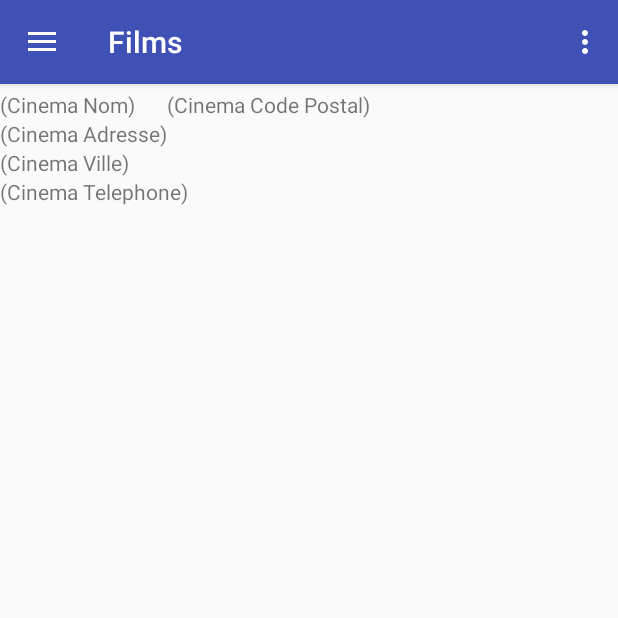
After one commit to Eond/5A6-a16_Cinema, an Android app: the fragment CinemaDetailFragment placed in its activity, on a phone screen of 412 x 824 dp, the top half of it. The commit adds this screen. Run offline under Robolectric (Android 15) with nearby library versions, the phone set to English and light mode, and no system bars; libraries missing offline, so code that uses them is left out: com.koushikdutta.async, com.koushikdutta.ion; pictures from the network do not load; 2 statements that could not run were skipped.

Commit message:
Ajout gestion erreur et Detail cinema

```diff
--- /dev/null
+++ b/app/src/main/java/ca/qc/cstj/cinecheck/cinecheck/fragments/CinemaDetailFragment.java
@@ -0,0 +1,124 @@
+package ca.qc.cstj.cinecheck.cinecheck.fragments;
+
+import android.content.Context;
+import android.net.Uri;
+import android.os.Bundle;
+import android.support.v4.app.Fragment;
+import android.view.LayoutInflater;
+import android.view.View;
+import android.view.ViewGroup;
+import android.widget.TextView;
+
+import com.google.gson.JsonObject;
+import com.koushikdutta.async.future.FutureCallback;
+import com.koushikdutta.ion.Ion;
+
+import ca.qc.cstj.cinecheck.cinecheck.R;
+import ca.qc.cstj.cinecheck.cinecheck.helpers.Services;
+
+/**
+ * A simple {@link Fragment} subclass.
+ * Activities that contain this fragment must implement the
+ * {@link CinemaDetailFragment.OnFragmentInteractionListener} interface
+ * to handle interaction events.
+ * Use the {@link CinemaDetailFragment#newInstance} factory method to
+ * create an instance of this fragment.
+ */
+public class CinemaDetailFragment extends Fragment {
+    // TODO: Rename parameter arguments, choose names that match
+    // the fragment initialization parameters, e.g. ARG_ITEM_NUMBER
+    private static final String URL = "url";
+
+    // TODO: Rename and change types of parameters
+    private String mUrl;
+
+    private OnFragmentInteractionListener mListener;
+
+    public CinemaDetailFragment() {
+        // Required empty public constructor
+    }
+
+    // TODO: Rename and change types and number of parameters
+    public static CinemaDetailFragment newInstance(String uuid) {
+        CinemaDetailFragment fragment = new CinemaDetailFragment();
+        Bundle args = new Bundle();
+        args.putString(URL, uuid);
+        fragment.setArguments(args);
+        return fragment;
+    }
+
+    @Override
+    public void onCreate(Bundle savedInstanceState) {
+        super.onCreate(savedInstanceState);
+        if (getArguments() != null) {
+            mUrl = getArguments().getString(URL);
+        }
+    }
+
+    @Override
+    public View onCreateView(LayoutInflater inflater, ViewGroup container,
+                             Bundle savedInstanceState) {
+        // Inflate the layout for this fragment
+        final View view = inflater.inflate(R.layout.fragment_cinema_detail, container, false);
+
+        Ion.with(getContext())
+                .load(mUrl)
+                .asJsonObject()
+                .setCallback(new FutureCallback<JsonObject>() {
+                    @Override
+                    public void onCompleted(Exception e, JsonObject result) {
+                        TextView textView = (TextView) view.findViewById(R.id.cindet_nom);
+                        textView.setText(result.getAsJsonPrimitive("nom").getAsString());
+                        textView = (TextView) view.findViewById(R.id.cindet_nom);
+                        textView.setText(result.getAsJsonPrimitive("adresse").getAsString());
+                        textView = (TextView) view.findViewById(R.id.cindet_nom);
+                        textView.setText(result.getAsJsonPrimitive("nom").getAsString());
+                        textView = (TextView) view.findViewById(R.id.cindet_nom);
+                        textView.setText(result.getAsJsonPrimitive("nom").getAsString());
+                        textView = (TextView) view.findViewById(R.id.cindet_nom);
+                        textView.setText(result.getAsJsonPrimitive("nom").getAsString());
+                    }
+                });
+
+        return view;
+    }
+
+    // TODO: Rename method, update argument and hook method into UI event
+    public void onButtonPressed(Uri uri) {
+        if (mListener != null) {
+            mListener.onFragmentInteraction(uri);
+        }
+    }
+/*
+    @Override
+    public void onAttach(Context context) {
+        super.onAttach(context);
+        if (context instanceof OnFragmentInteractionListener) {
+            mListener = (OnFragmentInteractionListener) context;
+        } else {
+            throw new RuntimeException(context.toString()
+                    + " must implement OnFragmentInteractionListener");
+        }
+    }
+
+    @Override
+    public void onDetach() {
+        super.onDetach();
+        mListener = null;
+    }
+*/
+    /**
+     * This interface must be implemented by activities that contain this
+     * fragment to allow an interaction in this fragment to be communicated
+     * to the activity and potentially other fragments contained in that
+     * activity.
+     * <p/>
+     * See the Android Training lesson <a href=
+     * "http://developer.android.com/training/basics/fragments/communicating.html"
+     * >Communicating with Other Fragments</a> for more information.
+     */
+    public interface OnFragmentInteractionListener {
+        // TODO: Update argument type and name
+        void onFragmentInteraction(Uri uri);
+    }
+}
--- a/app/src/main/java/ca/qc/cstj/cinecheck/cinecheck/fragments/FilmFragment.java
+++ b/app/src/main/java/ca/qc/cstj/cinecheck/cinecheck/fragments/FilmFragment.java
@@ -2,10 +2,12 @@ package ca.qc.cstj.cinecheck.cinecheck.fragments;
 
 import android.content.Context;
 import android.os.Bundle;
+import android.os.Debug;
 import android.support.v4.app.Fragment;
 import android.support.v7.widget.GridLayoutManager;
 import android.support.v7.widget.LinearLayoutManager;
 import android.support.v7.widget.RecyclerView;
+import android.util.Log;
 import android.view.LayoutInflater;
 import android.view.View;
 import android.view.ViewGroup;
@@ -19,6 +21,7 @@ import ca.qc.cstj.cinecheck.cinecheck.R;
 import ca.qc.cstj.cinecheck.cinecheck.helpers.Services;
 import ca.qc.cstj.cinecheck.cinecheck.models.Film;
 
+import java.io.Console;
 import java.util.ArrayList;
 import java.util.List;
 
@@ -84,6 +87,7 @@ public class FilmFragment extends Fragment {
                     .setCallback(new FutureCallback<JsonArray>() {
                         @Override
                         public void onCompleted(Exception e, JsonArray result) {
+                            Log.d("LOADING FILM",result.toString());
                             FilmRecyclerViewAdapter pokemonAdapter = new FilmRecyclerViewAdapter(createFilmList(result), mListener);
                             recyclerView.setAdapter(pokemonAdapter);
                         }
--- a/app/src/main/java/ca/qc/cstj/cinecheck/cinecheck/models/Cinema.java
+++ b/app/src/main/java/ca/qc/cstj/cinecheck/cinecheck/models/Cinema.java
@@ -8,10 +8,12 @@ import com.google.gson.JsonObject;
 public class Cinema {
     private String nom;
     private String adresse;
+    private String url;
 
     public Cinema(JsonObject object) {
         this.nom = object.getAsJsonPrimitive("nom").getAsString();
         this.adresse = object.getAsJsonPrimitive("adresse").getAsString();
+        this.url = object.getAsJsonPrimitive("url").getAsString();
     }
 
     public String getNom(){
@@ -21,4 +23,6 @@ public class Cinema {
     public String getAdresse() {
         return adresse;
     }
+
+    public String getUrl() { return url; }
 }
--- /dev/null
+++ b/app/src/main/res/layout/fragment_cinema_detail.xml
@@ -0,0 +1,39 @@
+<RelativeLayout xmlns:android="http://schemas.android.com/apk/res/android"
+    xmlns:tools="http://schemas.android.com/tools"
+    android:layout_width="match_parent"
+    android:layout_height="match_parent"
+    android:layout_marginTop="@dimen/app_bar_height_fix"
+    tools:context="ca.qc.cstj.cinecheck.cinecheck.fragments.CinemaDetailFragment">
+
+    <!-- TODO: Update blank fragment layout -->
+    <TextView
+        android:id = "@+id/cindet_nom"
+        android:layout_width="wrap_content"
+        android:layout_height="wrap_content"
+        android:text="(Cinema Nom)" />
+    <TextView
+        android:id = "@+id/cindet_adresse"
+        android:layout_width="wrap_content"
+        android:layout_height="wrap_content"
+        android:layout_below="@id/cindet_nom"
+        android:text="(Cinema Adresse)" />
+    <TextView
+        android:id = "@+id/cindet_ville"
+        android:layout_width="wrap_content"
+        android:layout_height="wrap_content"
+        android:layout_below="@id/cindet_adresse"
+        android:text="(Cinema Ville)" />
+    <TextView
+        android:id = "@+id/cindet_cp"
+        android:layout_width="wrap_content"
+        android:layout_height="wrap_content"
+        android:layout_toRightOf="@id/cindet_adresse"
+        android:text="(Cinema Code Postal)" />
+    <TextView
+        android:id = "@+id/cindet_telephone"
+        android:layout_width="wrap_content"
+        android:layout_height="wrap_content"
+        android:layout_below="@id/cindet_ville"
+        android:text="(Cinema Telephone)" />
+
+</RelativeLayout>
--- a/app/src/main/res/layout/fragment_cinema_list.xml
+++ b/app/src/main/res/layout/fragment_cinema_list.xml
@@ -8,6 +8,7 @@
     android:layout_height="match_parent"
     android:layout_marginLeft="16dp"
     android:layout_marginRight="16dp"
+    android:layout_marginTop="@dimen/app_bar_height_fix"
     app:layoutManager="LinearLayoutManager"
     tools:context="ca.qc.cstj.cinecheck.cinecheck.fragments.CinemaFragment"
     tools:listitem="@layout/fragment_cinema_item" />
--- a/app/src/main/res/layout/fragment_film_list.xml
+++ b/app/src/main/res/layout/fragment_film_list.xml
@@ -8,6 +8,7 @@
     android:layout_height="match_parent"
     android:layout_marginLeft="16dp"
     android:layout_marginRight="16dp"
+    android:layout_marginTop="@dimen/app_bar_height_fix"
     app:layoutManager="LinearLayoutManager"
     tools:context="ca.qc.cstj.cinecheck.cinecheck.fragments.FilmFragment"
     tools:listitem="@layout/fragment_film_item" />
--- a/app/src/main/res/values/dimens.xml
+++ b/app/src/main/res/values/dimens.xml
@@ -7,4 +7,6 @@
     <dimen name="activity_vertical_margin">16dp</dimen>
     <dimen name="fab_margin">16dp</dimen>
     <dimen name="text_margin">16dp</dimen>
+    <dimen name="app_bar_height_fix">60dp</dimen>
+    <dimen name="film_img_height">60dp</dimen>
 </resources>
--- a/app/src/main/res/values/strings.xml
+++ b/app/src/main/res/values/strings.xml
@@ -19,4 +19,7 @@
         <item>@string/t_cinemas</item>
         <item>@string/t_films</item>
     </string-array>
+
+    <!-- TODO: Remove or change this placeholder text -->
+    <string name="hello_blank_fragment">Hello blank fragment</string>
 </resources>
```
Also changed, not shown: app/src/main/java/ca/qc/cstj/cinecheck/cinecheck/activities/MainActivity.java (+14 -0 lines), app/src/main/java/ca/qc/cstj/cinecheck/cinecheck/fragments/CinemaFragment.java (+14 -4 lines), app/src/main/java/ca/qc/cstj/cinecheck/cinecheck/fragments/FilmRecyclerViewAdapter.java (+15 -1 lines), app/src/main/res/layout/fragment_cinema_item.xml (+8 -3 lines), app/src/main/res/layout/fragment_film_item.xml (+11 -5 lines).
